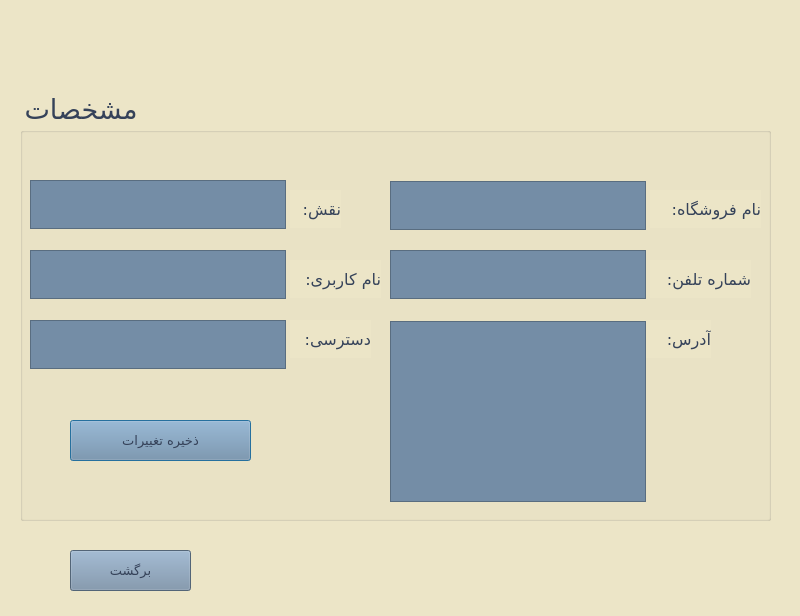
AP-projects-4001/metagoofill, file Project_Ap/infofcus.ui: the form before one commit.
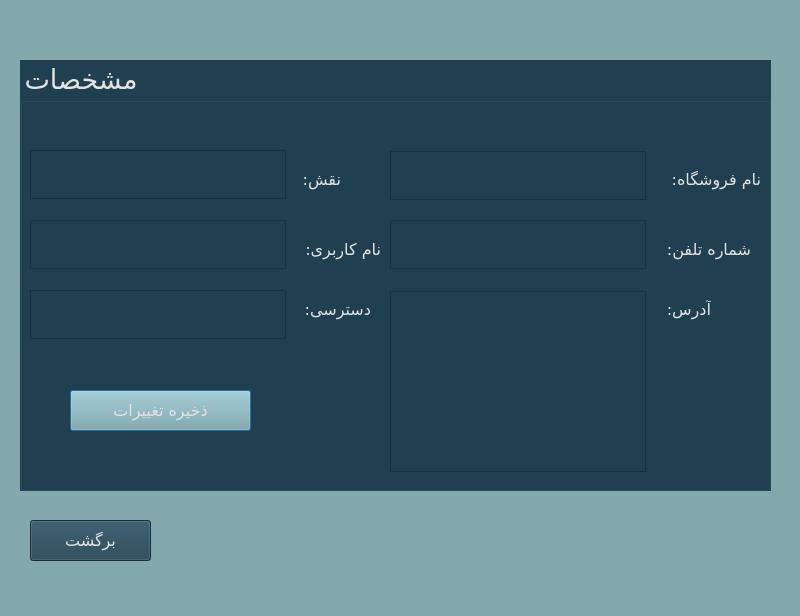
The form after the commit.

Commit message: changing colors and Completing the program ui

Patch:
```diff
--- a/Project_Ap/infofcus.ui
+++ b/Project_Ap/infofcus.ui
@@ -14,14 +14,13 @@
    <string>Dialog</string>
   </property>
   <property name="styleSheet">
-   <string notr="true">background-color: rgb(236, 229, 199);
-</string>
+   <string notr="true">background-color: rgb(132, 169, 172);</string>
   </property>
   <widget class="QGroupBox" name="groupBox">
    <property name="geometry">
     <rect>
      <x>20</x>
-     <y>90</y>
+     <y>60</y>
      <width>751</width>
      <height>431</height>
     </rect>
@@ -40,7 +39,8 @@
     </font>
    </property>
    <property name="styleSheet">
-    <string notr="true">color: rgb(53, 66, 89);</string>
+    <string notr="true">background-color: rgb(32, 64, 81);
+color: rgb(228, 227, 227);</string>
    </property>
    <property name="title">
     <string>مشخصات</string>
@@ -64,7 +64,7 @@
      </font>
     </property>
     <property name="styleSheet">
-     <string notr="true">color: rgb(53, 66, 89);</string>
+     <string notr="true">color: rgb(228, 227, 227);</string>
     </property>
     <property name="text">
      <string>نام فروشگاه:</string>
@@ -86,7 +86,7 @@
      </font>
     </property>
     <property name="styleSheet">
-     <string notr="true">color: rgb(53, 66, 89);</string>
+     <string notr="true">color: rgb(228, 227, 227);</string>
     </property>
     <property name="text">
      <string>شماره تلفن:</string>
@@ -108,7 +108,7 @@
      </font>
     </property>
     <property name="styleSheet">
-     <string notr="true">color: rgb(53, 66, 89);</string>
+     <string notr="true">color: rgb(228, 227, 227);</string>
     </property>
     <property name="text">
      <string>آدرس:</string>
@@ -130,7 +130,7 @@
      </font>
     </property>
     <property name="styleSheet">
-     <string notr="true">color: rgb(53, 66, 89);</string>
+     <string notr="true">color: rgb(228, 227, 227);</string>
     </property>
     <property name="text">
      <string>نقش:</string>
@@ -152,7 +152,7 @@
      </font>
     </property>
     <property name="styleSheet">
-     <string notr="true">color: rgb(53, 66, 89);</string>
+     <string notr="true">color: rgb(228, 227, 227);</string>
     </property>
     <property name="text">
      <string>نام کاربری:</string>
@@ -174,7 +174,7 @@
      </font>
     </property>
     <property name="styleSheet">
-     <string notr="true">color: rgb(53, 66, 89);</string>
+     <string notr="true">color: rgb(228, 227, 227);</string>
     </property>
     <property name="text">
      <string>دسترسی:</string>
@@ -192,12 +192,14 @@
     <property name="font">
      <font>
       <family>Lalezar</family>
-      <pointsize>10</pointsize>
+      <pointsize>12</pointsize>
+      <italic>false</italic>
+      <bold>false</bold>
      </font>
     </property>
     <property name="styleSheet">
-     <string notr="true">color: rgb(53, 66, 89);
-background-color: rgb(116, 141, 166);</string>
+     <string notr="true">background-color: rgb(132, 169, 172);
+font: 12pt &quot;Lalezar&quot;;</string>
     </property>
     <property name="text">
      <string>ذخیره تغییرات</string>
@@ -221,8 +223,7 @@
      </font>
     </property>
     <property name="styleSheet">
-     <string notr="true">background-color: rgb(116, 141, 166);
-font: 12pt &quot;Lalezar&quot;;</string>
+     <string notr="true">font: 12pt &quot;Lalezar&quot;;</string>
     </property>
    </widget>
    <widget class="QPlainTextEdit" name="plainTextEdit_2">
@@ -243,8 +244,7 @@
      </font>
     </property>
     <property name="styleSheet">
-     <string notr="true">background-color: rgb(116, 141, 166);
-font: 12pt &quot;Lalezar&quot;;</string>
+     <string notr="true">font: 12pt &quot;Lalezar&quot;;</string>
     </property>
    </widget>
    <widget class="QPlainTextEdit" name="plainTextEdit_6">
@@ -265,8 +265,7 @@
      </font>
     </property>
     <property name="styleSheet">
-     <string notr="true">background-color: rgb(116, 141, 166);
-font: 12pt &quot;Lalezar&quot;;</string>
+     <string notr="true">font: 12pt &quot;Lalezar&quot;;</string>
     </property>
     <property name="plainText">
      <string/>
@@ -290,8 +289,7 @@
      </font>
     </property>
     <property name="styleSheet">
-     <string notr="true">background-color: rgb(116, 141, 166);
-font: 12pt &quot;Lalezar&quot;;</string>
+     <string notr="true">font: 12pt &quot;Lalezar&quot;;</string>
     </property>
    </widget>
    <widget class="QPlainTextEdit" name="plainTextEdit_5">
@@ -312,8 +310,7 @@
      </font>
     </property>
     <property name="styleSheet">
-     <string notr="true">font: 12pt &quot;Lalezar&quot;;
-background-color: rgb(116, 141, 166);</string>
+     <string notr="true">font: 12pt &quot;Lalezar&quot;;</string>
     </property>
    </widget>
    <widget class="QPlainTextEdit" name="plainTextEdit_8">
@@ -334,16 +331,15 @@
      </font>
     </property>
     <property name="styleSheet">
-     <string notr="true">font: 12pt &quot;Lalezar&quot;;
-background-color: rgb(116, 141, 166);</string>
+     <string notr="true">font: 12pt &quot;Lalezar&quot;;</string>
     </property>
    </widget>
   </widget>
   <widget class="QPushButton" name="pushButton_5">
    <property name="geometry">
     <rect>
-     <x>70</x>
-     <y>550</y>
+     <x>30</x>
+     <y>520</y>
      <width>121</width>
      <height>41</height>
     </rect>
@@ -351,12 +347,15 @@
    <property name="font">
     <font>
      <family>Lalezar</family>
-     <pointsize>10</pointsize>
+     <pointsize>12</pointsize>
+     <italic>false</italic>
+     <bold>false</bold>
     </font>
    </property>
    <property name="styleSheet">
-    <string notr="true">color: rgb(53, 66, 89);
-background-color: rgb(116, 141, 166);</string>
+    <string notr="true">background-color: rgb(32, 64, 81);
+color: rgb(228, 227, 227);
+font: 12pt &quot;Lalezar&quot;;</string>
    </property>
    <property name="text">
     <string>برگشت</string>
```
The commit also changes 37 other files.
